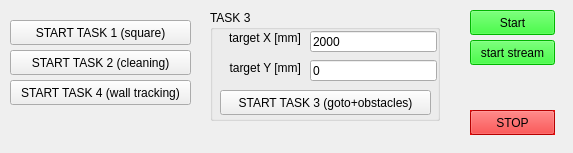
amirhammad/iRobotCreate, file irobot/iRobotGUI.ui: the form before one commit.
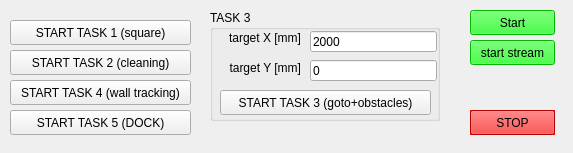
The form after the commit.

Commit message: Added IR sensing and TASK5-but not working properly... bad, bad sensors :-/

The edit to the form file:
```diff
--- a/irobot/iRobotGUI.ui
+++ b/irobot/iRobotGUI.ui
@@ -1432,6 +1432,19 @@
     <string>START TASK 2 (cleaning)</string>
    </property>
   </widget>
+  <widget class="QPushButton" name="buttonTask5Go">
+   <property name="geometry">
+    <rect>
+     <x>10</x>
+     <y>110</y>
+     <width>181</width>
+     <height>25</height>
+    </rect>
+   </property>
+   <property name="text">
+    <string>START TASK 5 (DOCK)</string>
+   </property>
+  </widget>
  </widget>
  <resources/>
  <connections>
```
Left out of the diff: 17 changed lines with no effect on the pictures. The commit also changes 1 other file.
